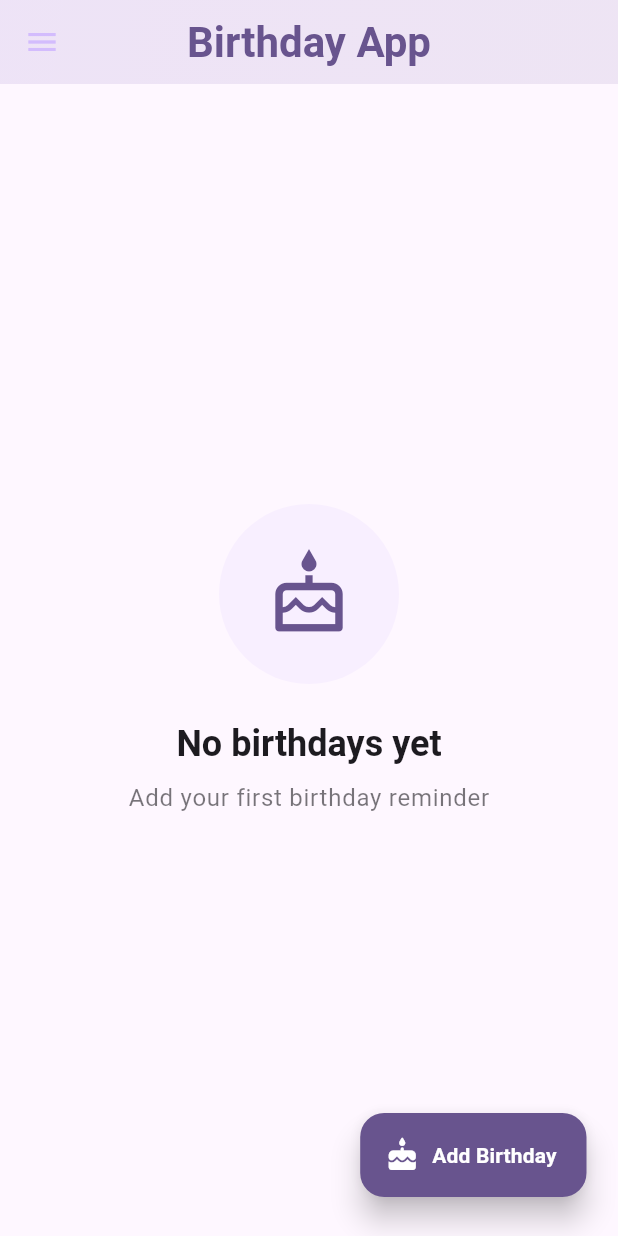
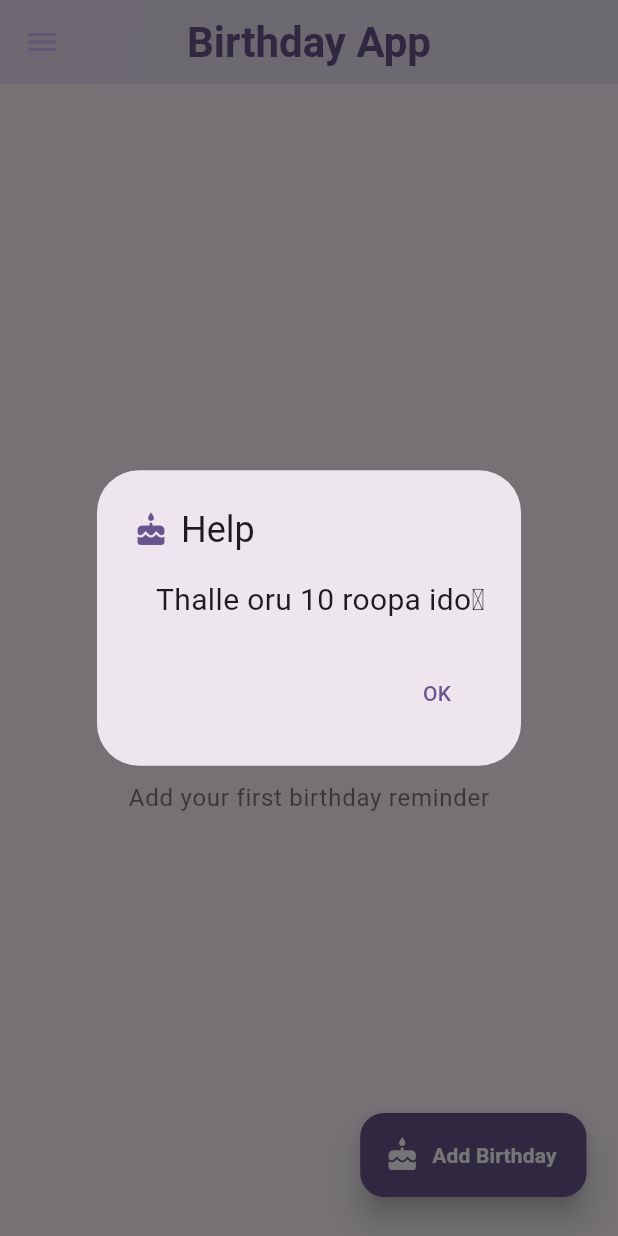
Before and after one commit to Confusedaff/Birday, a Flutter app: the screen it shows after launch, after a tap on the "menu" icon, after a tap on "Help & Support", on a phone screen of 412 x 824 dp. Run offline on Flutter 3.47's test engine with Material 3 defaults, Android fonts, the phone set to English and light mode, and no system bars; our stand-ins replace hive, hive_flutter; accounts and stored records are empty; Roboto replaces fonts that are missing (SF Pro Display).

Commit message:
fixed sb again

```diff
--- a/lib/storage/hive_service.dart
+++ b/lib/storage/hive_service.dart
@@ -65,6 +65,10 @@ class HiveBirthdayService {
     }
   }
 
+  static Future<void> clearAllBirthdays() async {
+    await box.clear();
+  }
+
   // Close the box
   static Future<void> close() async {
     await _box?.close();
--- a/lib/widgets/bday_blocs.dart
+++ b/lib/widgets/bday_blocs.dart
@@ -258,7 +258,6 @@ class _BirthdayCardState extends State<BirthdayCard> {
   @override
   Widget build(BuildContext context) {
     final theme = Theme.of(context);
-    // Use widget.birthday directly instead of _birthday
     final birthday = widget.birthday;
 
     return Container(
--- a/lib/widgets/drawer.dart
+++ b/lib/widgets/drawer.dart
@@ -65,24 +65,6 @@ class AppDrawer extends StatelessWidget {
                     Navigator.pop(context);
                   },
                 ),
-                // _buildDrawerItem(
-                //   context,
-                //   icon: Icons.cake_rounded,
-                //   title: 'My Birthdays',
-                //   onTap: () {
-                //     Navigator.pop(context);
-                //     // Navigate to birthdays list
-                //   },
-                // ),
-                // _buildDrawerItem(
-                //   context,
-                //   icon: Icons.notifications_rounded,
-                //   title: 'Notifications',
-                //   onTap: () {
-                //     Navigator.pop(context);
-                //     // Navigate to notifications settings
-                //   },
-                // ),
                 _buildDrawerItem(
                   context,
                   icon: Icons.import_export_rounded,
@@ -111,7 +93,7 @@ class AppDrawer extends StatelessWidget {
                   title: 'Help & Support',
                   onTap: () {
                     Navigator.pop(context);
-                    // Navigate to help
+                    _showHelpDialog(context);
                   },
                 ),
                 _buildDrawerItem(
@@ -120,7 +102,6 @@ class AppDrawer extends StatelessWidget {
                   title: 'About',
                   onTap: () {
                     Navigator.pop(context);
-                    // Show about dialog
                     _showAboutDialog(context);
                   },
                 ),
@@ -208,4 +189,35 @@ class AppDrawer extends StatelessWidget {
       ),
     );
   }
+
+  void _showHelpDialog(BuildContext context) {
+    final theme = Theme.of(context);
+
+    showDialog(
+      context: context,
+      builder: (context) => AlertDialog(
+        title: Row(
+          crossAxisAlignment: CrossAxisAlignment.center,
+          children: [
+            Icon(
+              Icons.cake_rounded,
+              color: theme.colorScheme.primary,
+            ),
+            const SizedBox(width: 8),
+            const Text('Help'),
+          ],
+        ),
+        content: const Text(
+         '   Thalle oru 10 roopa ido🥹',
+         style: TextStyle(fontSize: 20),
+        ),
+        actions: [
+          TextButton(
+            onPressed: () => Navigator.pop(context),
+            child: const Text('OK'),
+          ),
+        ],
+      ),
+    );
+  }
 }
```
Also changed, not shown: lib/widgets/settings.dart (+37 -11 lines).
